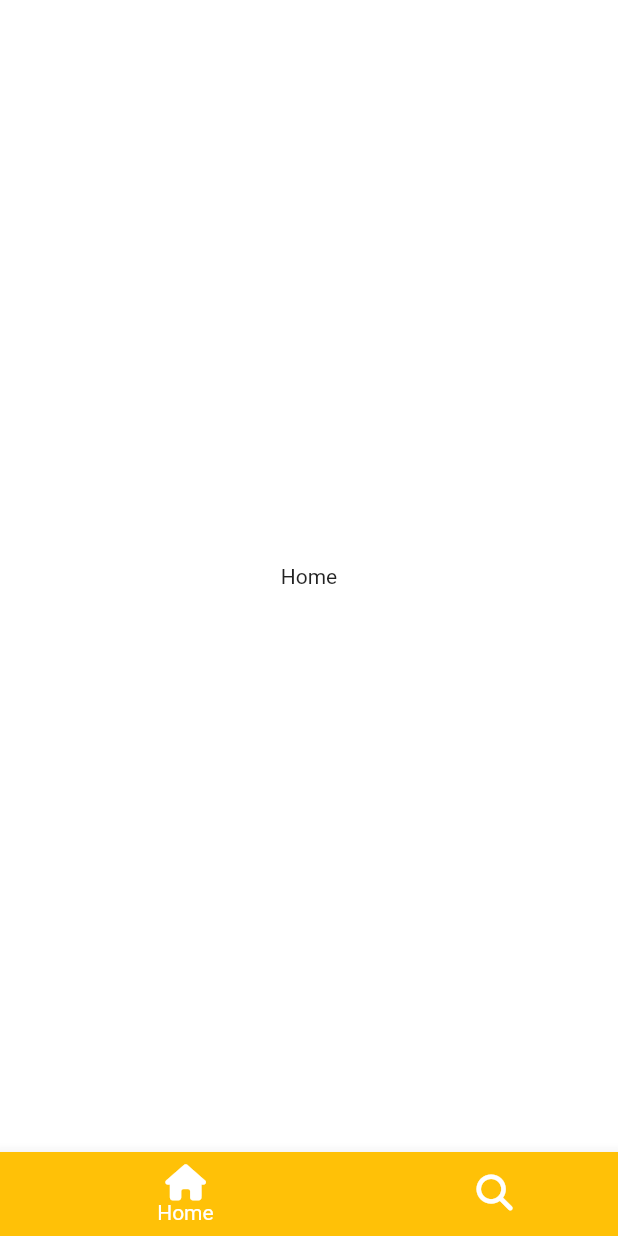
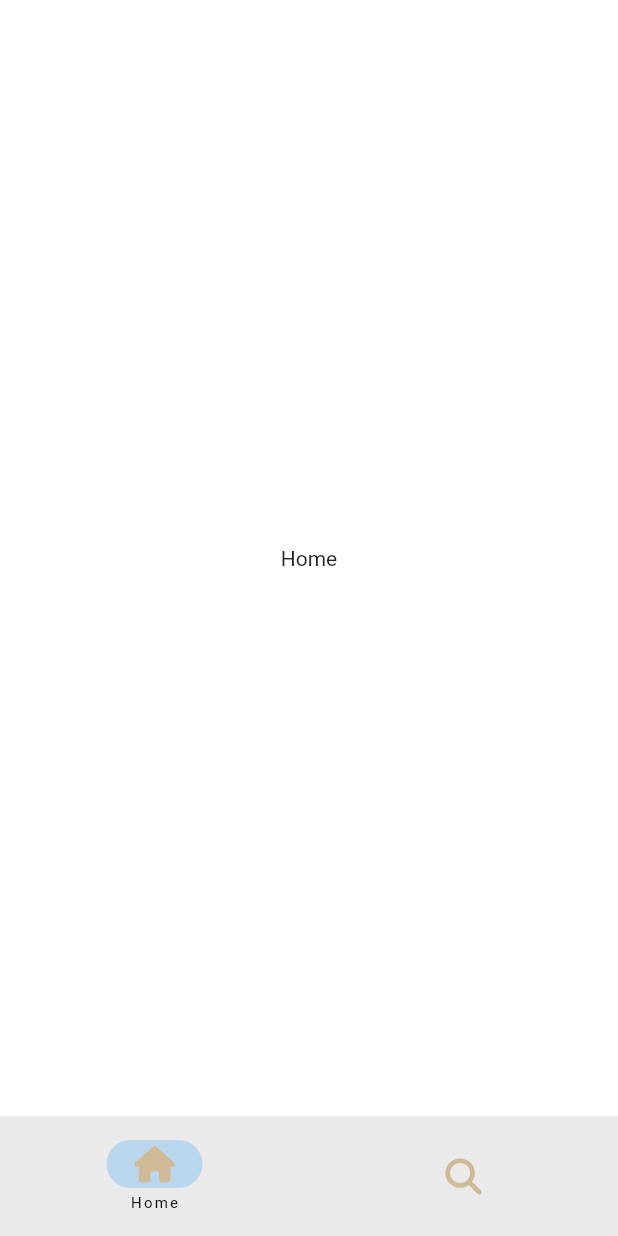
Before and after one commit to Dhui-Park/flutter_practice_app, a Flutter app: the screen it shows after launch, on a phone screen of 412 x 824 dp. Run offline on Flutter 3.47's test engine with Material 2 defaults, Android fonts, the phone set to English and light mode, and no system bars; our stand-ins replace font_awesome_flutter.

Commit message:
NavigationBar - Material Design version 3

```diff
--- a/lib/features/main_navigation/main_navigation_screen.dart
+++ b/lib/features/main_navigation/main_navigation_screen.dart
@@ -39,23 +39,24 @@ class _MainNavigationScreenState extends State<MainNavigationScreen> {
   Widget build(BuildContext context) {
     return Scaffold(
       body: screens[_selectedIndex],
-      bottomNavigationBar: BottomNavigationBar(
-        type: BottomNavigationBarType.shifting,
-        currentIndex: _selectedIndex,
-        onTap: _onTap,
-        //selectedItemColor: Theme.of(context).primaryColor,
-        items: const [
-          BottomNavigationBarItem(
-            icon: FaIcon(FontAwesomeIcons.house),
+      bottomNavigationBar: NavigationBar(
+        labelBehavior: NavigationDestinationLabelBehavior.onlyShowSelected,
+        selectedIndex: _selectedIndex,
+        onDestinationSelected: _onTap,
+        destinations: [
+          NavigationDestination(
+            icon: FaIcon(
+              FontAwesomeIcons.house,
+              color: Theme.of(context).primaryColor,
+            ),
             label: "Home",
-            tooltip: "What are you?",
-            backgroundColor: Colors.amber,
           ),
-          BottomNavigationBarItem(
-            icon: FaIcon(FontAwesomeIcons.magnifyingGlass),
+          NavigationDestination(
+            icon: FaIcon(
+              FontAwesomeIcons.magnifyingGlass,
+              color: Theme.of(context).primaryColor,
+            ),
             label: "Search",
-            tooltip: "What are you?",
-            backgroundColor: Colors.blue,
           ),
         ],
       ),
```
